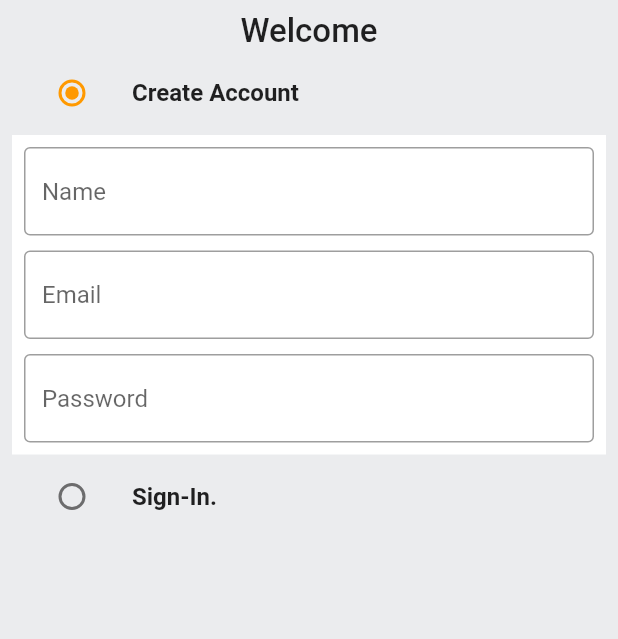
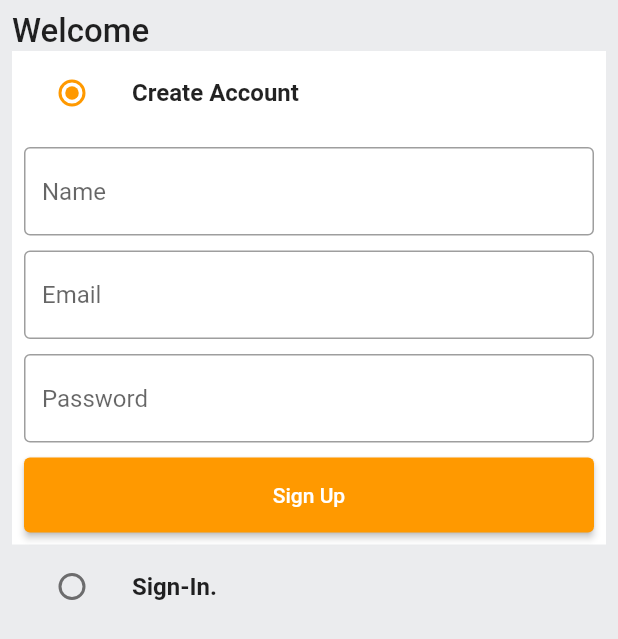
Before and after one commit to Amkanica/flutter-aplikacija, a Flutter app: the screen it shows after launch, on a phone screen of 412 x 824 dp. Shown: the top 639 px of the screen. Run offline on Flutter 3.47's test engine with Material 2 defaults, Android fonts, the phone set to English and light mode, and no system bars.

Commit message:
Custom Button for validation

```diff
--- /dev/null
+++ b/lib/common/widgets/custom_button.dart
@@ -0,0 +1,20 @@
+import 'package:flutter/material.dart';
+
+class CustomButton extends StatelessWidget {
+  final String text;
+  final VoidCallback onTap;
+  const CustomButton({super.key,
+                      required this.text,
+                      required this.onTap});
+
+  @override
+  Widget build(BuildContext context) {
+    return ElevatedButton(
+      child: Text(text,),
+      onPressed: onTap,
+        style : ElevatedButton.styleFrom(
+        minimumSize: const Size(double.infinity, 50),
+      ),
+    );
+  }
+}
--- a/lib/features/auth/screens/auth_screen.dart
+++ b/lib/features/auth/screens/auth_screen.dart
@@ -1,3 +1,4 @@
+import 'package:amazon_clone/common/widgets/custom_button.dart';
 import 'package:amazon_clone/common/widgets/custom_textfield.dart';
 import 'package:amazon_clone/constants/global_variables.dart';
 import 'package:flutter/material.dart';
@@ -40,6 +41,7 @@
         child: Padding(
           padding: const EdgeInsets.all(8.0),
           child: Column(
+            crossAxisAlignment: CrossAxisAlignment.start,
             children: [
               const Text(
                 'Welcome',
@@ -49,6 +51,9 @@
                 ),
               ),
               ListTile(
+                    tileColor: _auth== Auth.signup ?
+                     GlobalVariables.backgroundColor:
+                     GlobalVariables.greyBackgroundCOlor,
                     title: const Text(
                            'Create Account',
                     style: TextStyle(
@@ -96,11 +101,19 @@
                              hintText: 'Password',
                              ),
 
+                            const SizedBox(height: 10,),
+                            CustomButton (
+                              text: 'Sign Up',
+                              onTap: () {},
+                              ),
                        ],
                     ),
                   ),
                 ),
               ListTile(
+                      tileColor: _auth== Auth.signin ?
+                     GlobalVariables.backgroundColor:
+                     GlobalVariables.greyBackgroundCOlor,
                 title: const Text(
                   'Sign-In.',
                   style: TextStyle(
@@ -118,6 +131,38 @@
                   },
                 ),
               ),
+        if (_auth == Auth.signin)
+                  Container(
+                  padding: const EdgeInsets.all(8),
+                  color: GlobalVariables.backgroundColor,
+                  child: Form(
+                    key: _signInFormKey,
+                    child: Column(
+                      children: [
+
+                        const SizedBox(height: 10,),
+                        CustomTextField(
+                           controller:
+                           _emailController,
+                           hintText: 'Email',
+                            ),
+
+                         const SizedBox(height: 10,),
+                         CustomTextField(
+                             controller:
+                             _passwordController,
+                             hintText: 'Password',
+                             ),
+
+                            const SizedBox(height: 10,),
+                            CustomButton (
+                              text: 'Sign In',
+                              onTap: () {},
+                              ),
+                       ],
+                    ),
+                  ),
+                ),
             ],
           ),
         ),
```
Lines whose indentation alone changed are shown as unchanged.
